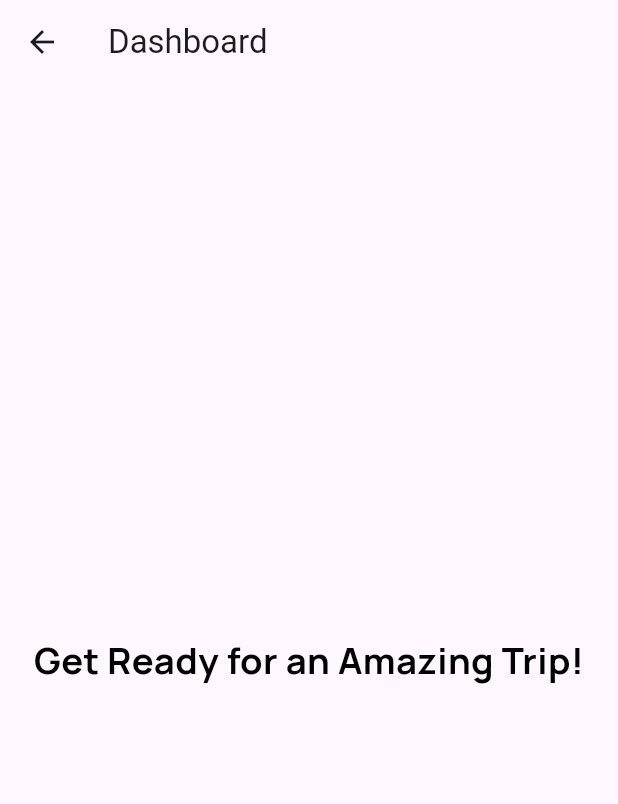
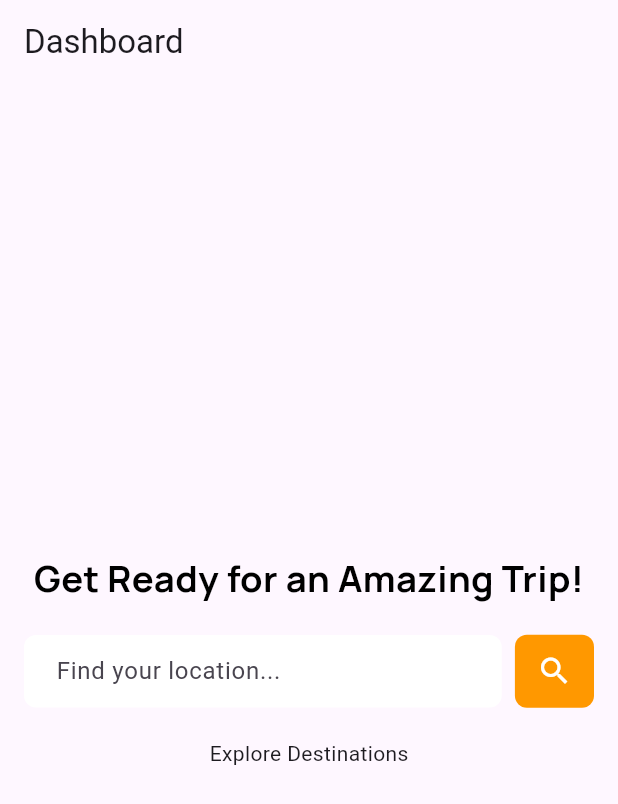
Before and after one commit to swarnaliiiiii/lokus, a Flutter app: the Dashboardscreen screen opened directly, on a phone screen of 412 x 824 dp. Shown: the top 804 px of the screen. Run offline on Flutter 3.47's test engine with Material 3 defaults, Android fonts, the phone set to English and light mode, and no system bars; our stand-ins replace flutter_dotenv, flutter_gemini, flutter_screenutil, get, google_fonts.

Commit message:
feat: update navigation to redirect to Dashboardscreen after splash screen

```diff
--- a/lib/screens/splash/dashboard/dashboardscreen.dart
+++ b/lib/screens/splash/dashboard/dashboardscreen.dart
@@ -1,6 +1,6 @@
 import 'package:flutter/material.dart';
 import 'package:flutter_screenutil/flutter_screenutil.dart';
-import 'package:lokus/screens/search_prop/searchbox.dart';
+import 'package:lokus/screens/search_prop/searchbox.dart' as custom_search;
 import 'package:google_fonts/google_fonts.dart';
 
 
@@ -20,14 +20,28 @@
         title: Text('Dashboard'),
       ),
       body: Center(
-        child: Text('Get Ready for an Amazing Trip!',
-          style: GoogleFonts.manrope(
-            fontSize: 24.sp,
-            fontWeight: FontWeight.bold,
-            color: Colors.black,
+        child: Padding(
+          padding: EdgeInsets.all(16.0),
+          child: Column(
+            mainAxisAlignment: MainAxisAlignment.center,
+            children: [
+              Text(
+                'Get Ready for an Amazing Trip!',
+                style: GoogleFonts.manrope(
+                  fontSize: 24.sp,
+                  fontWeight: FontWeight.bold,
+                  color: Colors.black,
+                ),
+              ),
+              SizedBox(height: 20.h),
+              custom_search.SearchBar(),
+              SizedBox(height: 20.h),
+              Text(
+                'Explore Destinations',
+              ),
+            ],
           ),
-         ),
-
+        ),
       ),
     );
   }
--- a/lib/screens/splash/splashscreen.dart
+++ b/lib/screens/splash/splashscreen.dart
@@ -3,7 +3,9 @@
 import 'package:lokus/domains/constants/appcolors.dart';
 import 'package:lokus/screens/splash/keywords/keywordscreen.dart';
 import 'package:lokus/screens/splash/login/loginscreen.dart';
+import 'package:lokus/screens/splash/dashboard/dashboardscreen.dart';
 import 'dart:async';
+
 
 class SplashScreen extends StatefulWidget {
   const SplashScreen({Key? key}) : super(key: key);
@@ -18,7 +20,7 @@
     super.initState();
     Timer(Duration(seconds: 3), () {
       Navigator.pushReplacement(
-          context, MaterialPageRoute(builder: (context) => Keywordscreen()));
+          context, MaterialPageRoute(builder: (context) => Dashboardscreen()));
     });
   }
 
```
